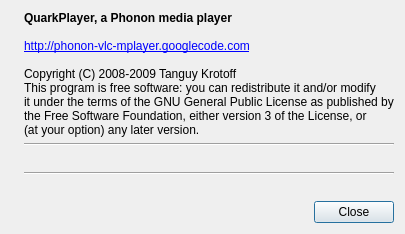
Before: the Qt Designer form quarkplayer-plugins/mainwindow/AboutWindow.ui in tkrotoff/QuarkPlayer, drawn with Qt 5.
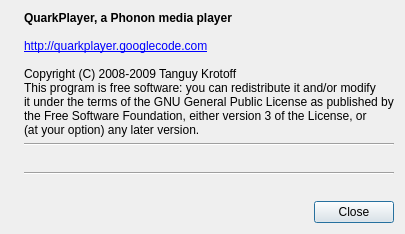
After: the same form once the commit is applied. Icons and pictures are not drawn.

Patch:
```diff
--- a/quarkplayer-plugins/mainwindow/AboutWindow.ui
+++ b/quarkplayer-plugins/mainwindow/AboutWindow.ui
@@ -29,7 +29,7 @@
      <property name="text">
       <string>&lt;b&gt;QuarkPlayer, a Phonon media player&lt;/b&gt;&lt;br&gt;
 &lt;br&gt;
-&lt;a href=&quot;http://quarkplayer.googlecode.com&quot;&gt;http://phonon-vlc-mplayer.googlecode.com&lt;/a&gt;&lt;br&gt;
+&lt;a href=&quot;http://quarkplayer.googlecode.com&quot;&gt;http://quarkplayer.googlecode.com&lt;/a&gt;&lt;br&gt;
 &lt;br&gt;
 Copyright (C) 2008-2009  Tanguy Krotoff&lt;br&gt;
 This program is free software: you can redistribute it and/or modify&lt;br&gt;
```
